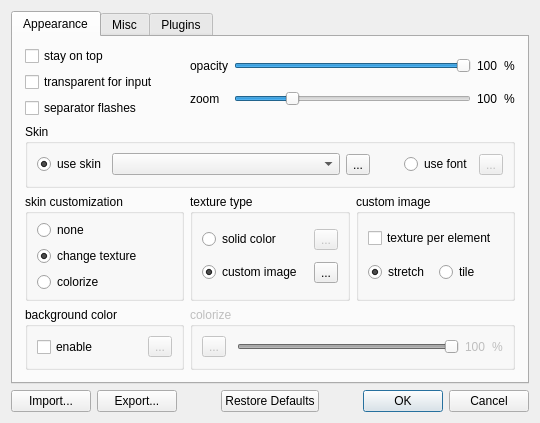
Old version of the form digital_clock/gui/settings_dialog.ui in the repository Kolcha/DigitalClock4.
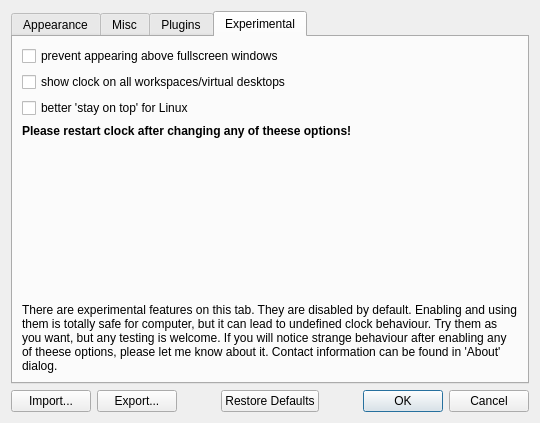
New version of the form. The open tabs and pages were chosen to show the change. Icons and pictures are not drawn. Custom widgets are drawn as their Qt base class.

Commit message:
added 'experimental' tab
branch : experimental

```diff
--- a/digital_clock/gui/settings_dialog.ui
+++ b/digital_clock/gui/settings_dialog.ui
@@ -854,6 +854,70 @@
        </item>
       </layout>
      </widget>
+     <widget class="QWidget" name="experimental_tab">
+      <attribute name="title">
+       <string>Experimental</string>
+      </attribute>
+      <layout class="QVBoxLayout" name="experimental_layout">
+       <item>
+        <widget class="QCheckBox" name="fullscreen_detect_2">
+         <property name="text">
+          <string>prevent appearing above fullscreen windows</string>
+         </property>
+        </widget>
+       </item>
+       <item>
+        <widget class="QCheckBox" name="show_on_all_workspaces">
+         <property name="text">
+          <string>show clock on all workspaces/virtual desktops</string>
+         </property>
+        </widget>
+       </item>
+       <item>
+        <widget class="QCheckBox" name="better_stay_on_top">
+         <property name="text">
+          <string>better 'stay on top' for Linux</string>
+         </property>
+        </widget>
+       </item>
+       <item>
+        <widget class="QLabel" name="restart_warning_label">
+         <property name="font">
+          <font>
+           <weight>75</weight>
+           <bold>true</bold>
+          </font>
+         </property>
+         <property name="text">
+          <string>Please restart clock after changing any of theese options!</string>
+         </property>
+        </widget>
+       </item>
+       <item>
+        <spacer name="verticalSpacer">
+         <property name="orientation">
+          <enum>Qt::Vertical</enum>
+         </property>
+         <property name="sizeHint" stdset="0">
+          <size>
+           <width>20</width>
+           <height>155</height>
+          </size>
+         </property>
+        </spacer>
+       </item>
+       <item>
+        <widget class="QLabel" name="experimental_note_label">
+         <property name="text">
+          <string>There are experimental features on this tab. They are disabled by default. Enabling and using them is totally safe for computer, but it can lead to undefined clock behaviour. Try them as you want, but any testing is welcome. If you will notice strange behaviour after enabling any of theese options, please let me know about it. Contact information can be found in 'About' dialog.</string>
+         </property>
+         <property name="wordWrap">
+          <bool>true</bool>
+         </property>
+        </widget>
+       </item>
+      </layout>
+     </widget>
     </widget>
    </item>
   </layout>
```
Left out of the diff: 32 changed lines with no effect on the pictures. The commit also changes 3 other files.
